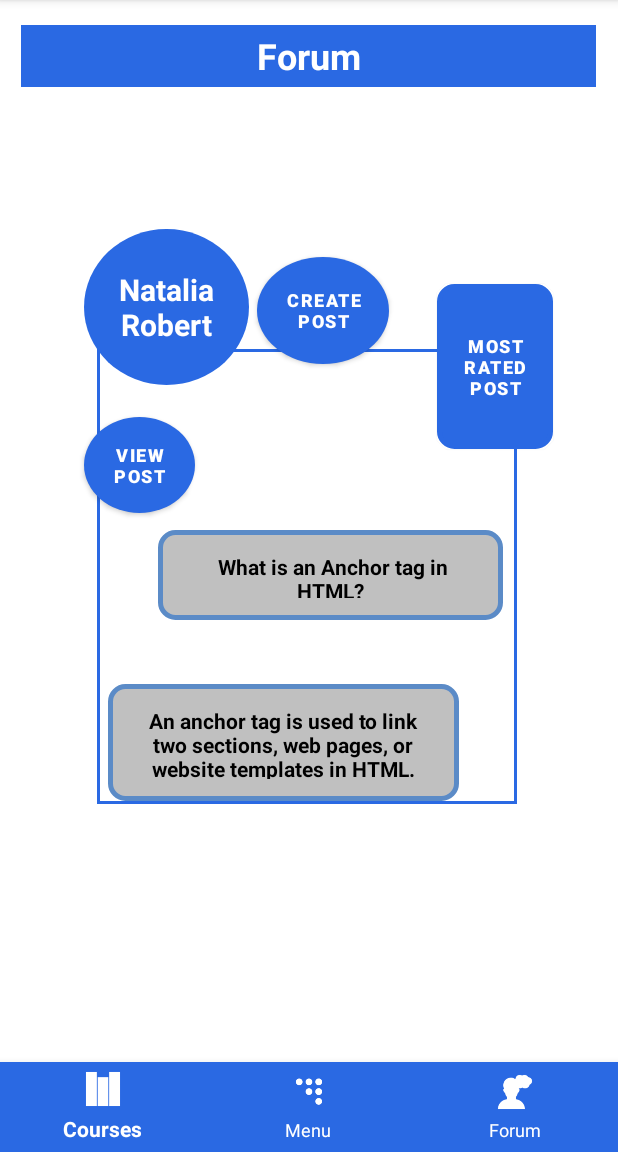
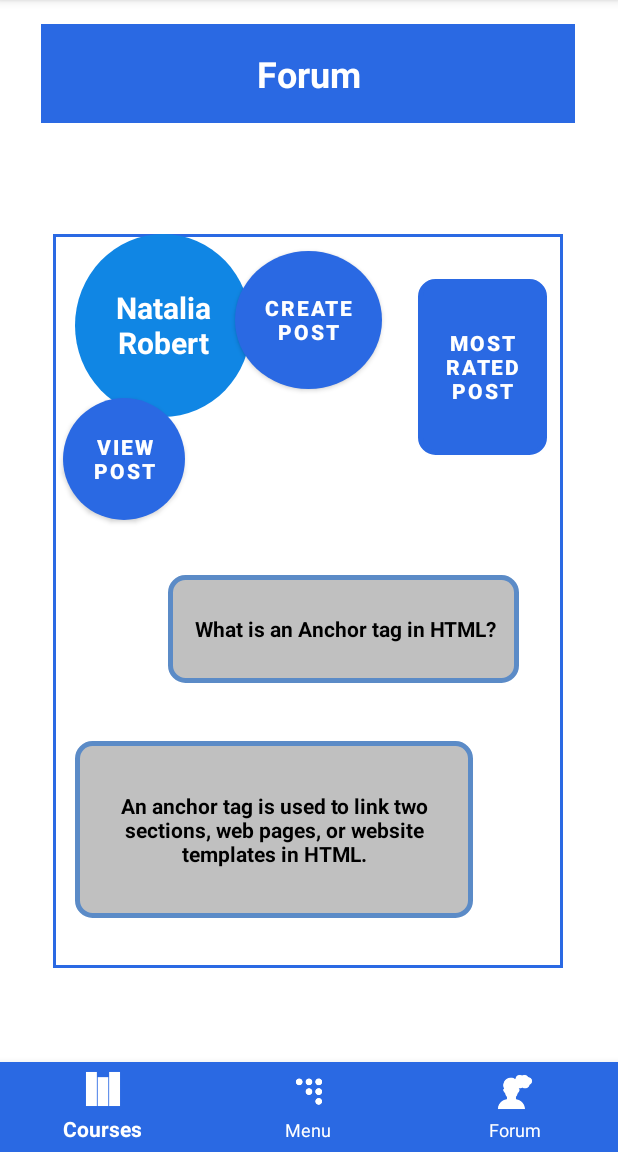
Before and after one commit to SKumaran14/Online_course_exam_management_system, an Android app: the Forum screen opened directly, with no data from a screen before it, on a phone screen of 412 x 824 dp, the part 84-1236 px from its top. Run offline under Robolectric (Android 15) with nearby library versions, the light colour scheme and no system bars.

Commit message:
forum page changed codes

```diff
--- a/app/src/main/java/com/example/courseexamapp/Forum.java
+++ b/app/src/main/java/com/example/courseexamapp/Forum.java
@@ -22,6 +22,7 @@ public class Forum extends AppCompatActivity {
         setContentView(R.layout.activity_forum);
 //        getSupportActionBar().setTitle("Code World");
 //        getSupportActionBar().setDefaultDisplayHomeAsUpEnabled(true);
+
 
         Button mButton = findViewById(R.id.circle_btn);
         myBottomNavigation = findViewById(R.id.bottomNavigationView);
--- a/app/src/main/java/com/example/courseexamapp/Menu.java
+++ b/app/src/main/java/com/example/courseexamapp/Menu.java
@@ -70,7 +70,7 @@ public class Menu extends AppCompatActivity implements View.OnClickListener {
                 startActivity(new Intent(Menu.this, Assignment_Home.class));
                 break;
             case R.id.menu_forum:
-                startActivity(new Intent(Menu.this, Forum_Main.class));
+                startActivity(new Intent(Menu.this, Forum.class));
                 break;
         }
     }
--- a/app/src/main/res/layout/activity_forum.xml
+++ b/app/src/main/res/layout/activity_forum.xml
@@ -8,8 +8,8 @@
 
     <TextView
         android:id="@+id/forum_textView"
-        android:layout_width="383dp"
-        android:layout_height="41dp"
+        android:layout_width="356dp"
+        android:layout_height="66dp"
         android:background="@color/main"
         android:gravity="center"
         android:text="@string/forum_textView"
@@ -26,8 +26,8 @@
 
     <TextView
         android:id="@+id/background_textview"
-        android:layout_width="280dp"
-        android:layout_height="303dp"
+        android:layout_width="340dp"
+        android:layout_height="489dp"
         android:layout_centerHorizontal="true"
         android:layout_centerVertical="true"
         android:background="@drawable/background_border"
@@ -36,9 +36,10 @@
         android:textSize="12sp"
         app:layout_constraintBottom_toBottomOf="parent"
         app:layout_constraintEnd_toEndOf="parent"
-        app:layout_constraintHorizontal_bias="0.488"
+        app:layout_constraintHorizontal_bias="0.492"
         app:layout_constraintStart_toStartOf="parent"
-        app:layout_constraintTop_toTopOf="parent" />
+        app:layout_constraintTop_toTopOf="parent"
+        app:layout_constraintVertical_bias="0.561" />
 
     <com.google.android.material.bottomnavigation.BottomNavigationView
         android:id="@+id/bottomNavigationView"
@@ -63,11 +64,13 @@
         app:layout_constraintVertical_bias="1.0"
         app:menu="@menu/bottomnav_bar" />
 
+
     <TextView
         android:id="@+id/circle_textView"
-        android:layout_width="110dp"
-        android:layout_height="104dp"
+        android:layout_width="117dp"
+        android:layout_height="122dp"
         android:background="@drawable/circle"
+        android:backgroundTint="#1086E4"
         android:gravity="center"
         android:text="@string/circle_textView"
         android:textColor="@color/white"
@@ -76,70 +79,69 @@
         android:textStyle="bold"
         app:layout_constraintBottom_toBottomOf="parent"
         app:layout_constraintEnd_toEndOf="parent"
-        app:layout_constraintHorizontal_bias="0.186"
+        app:layout_constraintHorizontal_bias="0.17"
         app:layout_constraintStart_toStartOf="parent"
         app:layout_constraintTop_toTopOf="parent"
-        app:layout_constraintVertical_bias="0.23" />
+        app:layout_constraintVertical_bias="0.241" />
 
     <Button
         android:id="@+id/circle_btn"
-        android:layout_width="88dp"
-        android:layout_height="71dp"
+        android:layout_width="98dp"
+        android:layout_height="92dp"
         android:background="@drawable/circle"
         android:gravity="center"
         android:text="@string/circle_btn"
         android:textColor="@color/white"
-        android:textSize="12sp"
+        android:textSize="14sp"
         android:textStyle="bold"
         app:backgroundTint="@color/main"
         app:layout_constraintBottom_toBottomOf="parent"
         app:layout_constraintEnd_toEndOf="parent"
-        app:layout_constraintHorizontal_bias="0.528"
+        app:layout_constraintHorizontal_bias="0.498"
         app:layout_constraintStart_toStartOf="parent"
         app:layout_constraintTop_toTopOf="parent"
-        app:layout_constraintVertical_bias="0.246" />
-
+        app:layout_constraintVertical_bias="0.248" />
 
     <Button
         android:id="@+id/circle_btn2"
-        android:layout_width="74dp"
-        android:layout_height="64dp"
+        android:layout_width="81dp"
+        android:layout_height="81dp"
         android:background="@drawable/circle"
         android:gravity="center"
         android:text="@string/circle_btn2"
         android:textColor="@color/white"
-        android:textSize="12sp"
+        android:textSize="14sp"
         android:textStyle="bold"
         app:backgroundTint="@color/main"
         app:layout_constraintBottom_toBottomOf="parent"
         app:layout_constraintEnd_toEndOf="parent"
-        app:layout_constraintHorizontal_bias="0.166"
+        app:layout_constraintHorizontal_bias="0.127"
         app:layout_constraintStart_toStartOf="parent"
         app:layout_constraintTop_toTopOf="parent"
-        app:layout_constraintVertical_bias="0.395" />
+        app:layout_constraintVertical_bias="0.386" />
 
     <Button
         android:id="@+id/Rated_post_btn"
-        android:layout_width="77dp"
-        android:layout_height="110dp"
+        android:layout_width="86dp"
+        android:layout_height="117dp"
         android:background="@drawable/rounded_corner_border"
         android:gravity="center"
         android:text="@string/Rated_post_btn"
         android:textColor="@color/white"
-        android:textSize="12sp"
+        android:textSize="14sp"
         android:textStyle="bold"
         app:backgroundTint="@color/main"
         app:layout_constraintBottom_toBottomOf="parent"
         app:layout_constraintEnd_toEndOf="parent"
-        app:layout_constraintHorizontal_bias="0.871"
+        app:layout_constraintHorizontal_bias="0.855"
         app:layout_constraintStart_toStartOf="parent"
         app:layout_constraintTop_toTopOf="parent"
-        app:layout_constraintVertical_bias="0.288" />
+        app:layout_constraintVertical_bias="0.286" />
 
     <TextView
         android:id="@+id/natalia_post_textView2"
-        android:layout_width="230dp"
-        android:layout_height="60dp"
+        android:layout_width="234dp"
+        android:layout_height="72dp"
         android:background="@drawable/rounded_corner_border"
         android:gravity="center"
         android:text="@string/natalia_post_textView2"
@@ -148,15 +150,15 @@
         android:textStyle="bold"
         app:layout_constraintBottom_toBottomOf="parent"
         app:layout_constraintEnd_toEndOf="parent"
-        app:layout_constraintHorizontal_bias="0.58"
+        app:layout_constraintHorizontal_bias="0.629"
         app:layout_constraintStart_toStartOf="parent"
         app:layout_constraintTop_toTopOf="parent"
-        app:layout_constraintVertical_bias="0.499" />
+        app:layout_constraintVertical_bias="0.551" />
 
     <TextView
         android:id="@+id/natalia_lecture_textView2"
-        android:layout_width="234dp"
-        android:layout_height="78dp"
+        android:layout_width="265dp"
+        android:layout_height="118dp"
         android:background="@drawable/rounded_corner_border"
         android:gravity="center"
         android:text="@string/natalia_lecture_textView2"
@@ -165,10 +167,10 @@
         android:textStyle="bold"
         app:layout_constraintBottom_toBottomOf="parent"
         app:layout_constraintEnd_toEndOf="parent"
-        app:layout_constraintHorizontal_bias="0.406"
+        app:layout_constraintHorizontal_bias="0.343"
         app:layout_constraintStart_toStartOf="parent"
         app:layout_constraintTop_toTopOf="parent"
-        app:layout_constraintVertical_bias="0.661" />
+        app:layout_constraintVertical_bias="0.76" />
 
 
 </androidx.constraintlayout.widget.ConstraintLayout>
--- a/app/src/main/res/values/strings.xml
+++ b/app/src/main/res/values/strings.xml
@@ -275,4 +275,5 @@
     <string name="update_btn">Update</string>
     <string name="todo">TODO</string>
     <string name="edit_text_file">File name</string>
+    <string name="delete_btn">Delete</string>
 </resources>
```
Also changed, not shown: app/src/main/AndroidManifest.xml (+8 -4 lines), app/src/main/java/com/example/courseexamapp/CreateActivity.java (+108 -42 lines), app/src/main/java/com/example/courseexamapp/Forum_Main.java (+6 -2 lines), app/src/main/res/layout/activity_create.xml (+49 -62 lines), app/src/main/res/layout/activity_forum_main.xml (+48 -44 lines), app/src/main/res/layout/activity_posts.xml (+29 -29 lines).
